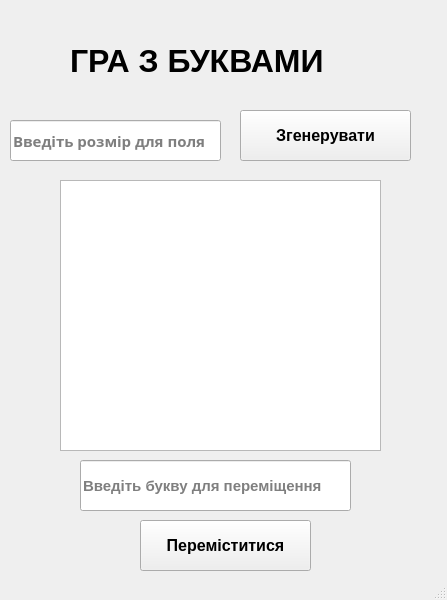
This is project_3/test.ui in Romankrasawa/projectForSchool as Qt 5 draws it before an edit. The edited form follows.
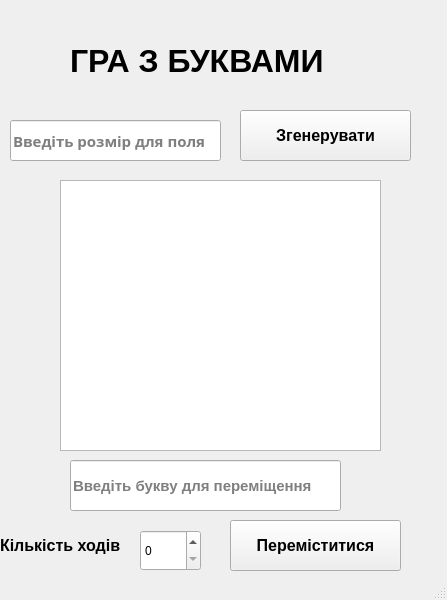
This is the edited form.

Commit message: gui_3 робоча версія без сss

Patch:
```diff
--- a/project_3/test.ui
+++ b/project_3/test.ui
@@ -98,7 +98,7 @@
    <widget class="QLineEdit" name="letter">
     <property name="geometry">
      <rect>
-      <x>80</x>
+      <x>70</x>
       <y>460</y>
       <width>271</width>
       <height>51</height>
@@ -118,7 +118,7 @@
    <widget class="QPushButton" name="move">
     <property name="geometry">
      <rect>
-      <x>140</x>
+      <x>230</x>
       <y>520</y>
       <width>171</width>
       <height>51</height>
@@ -135,6 +135,36 @@
      <string>Переміститися</string>
     </property>
    </widget>
+   <widget class="QSpinBox" name="moves">
+    <property name="geometry">
+     <rect>
+      <x>140</x>
+      <y>530</y>
+      <width>61</width>
+      <height>41</height>
+     </rect>
+    </property>
+   </widget>
+   <widget class="QLabel" name="label_2">
+    <property name="geometry">
+     <rect>
+      <x>0</x>
+      <y>520</y>
+      <width>131</width>
+      <height>51</height>
+     </rect>
+    </property>
+    <property name="font">
+     <font>
+      <pointsize>12</pointsize>
+      <weight>75</weight>
+      <bold>true</bold>
+     </font>
+    </property>
+    <property name="text">
+     <string>Кількість ходів</string>
+    </property>
+   </widget>
   </widget>
   <widget class="QStatusBar" name="statusbar"/>
  </widget>
```
The commit also changes 2 other files.
